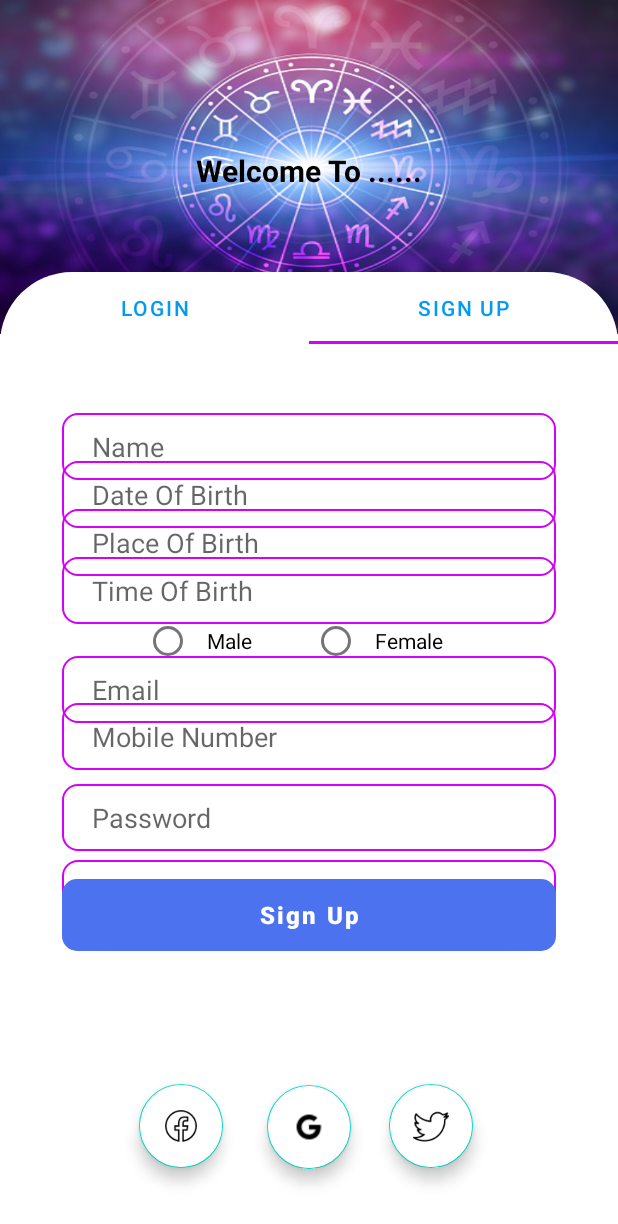
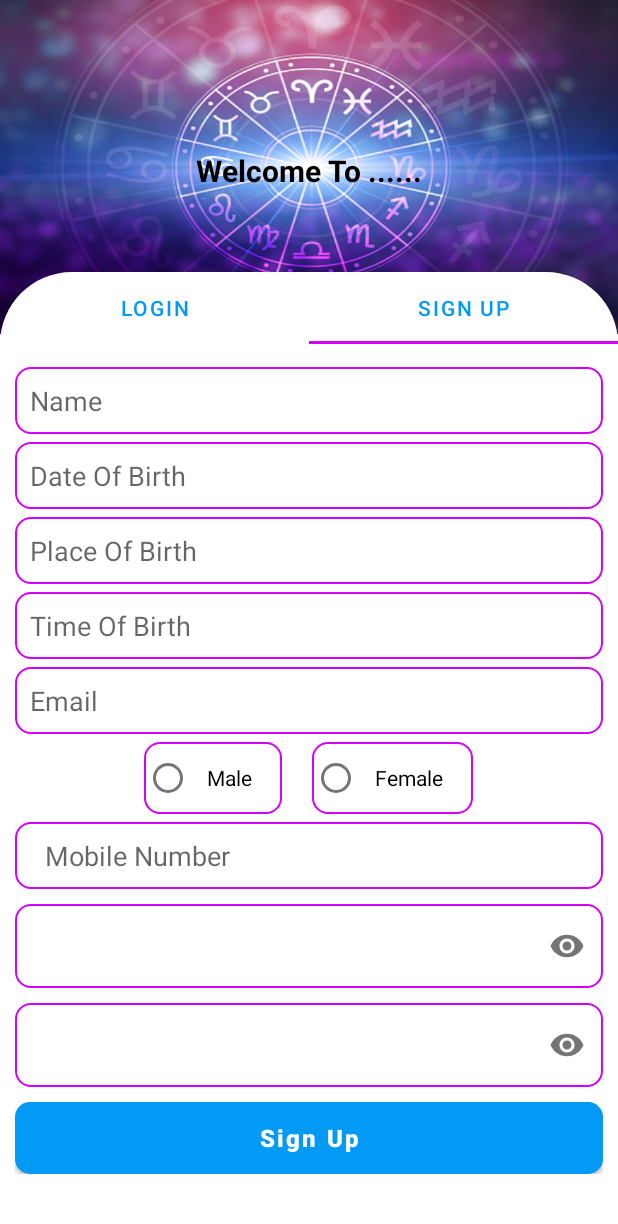
Before and after one commit to apoorvagarg98/Astrology, an Android app: the screen it shows after launch (Loginactivity), tab 2 chosen, on a phone screen of 412 x 824 dp. Shown: the top 1224 px of the screen. Run offline under Robolectric (Android 15) with nearby library versions, the phone set to English and light mode, and no system bars.

Commit message:
Login & Sign Up done

```diff
--- a/app/src/main/java/com/example/astrology/Loginactivity.java
+++ b/app/src/main/java/com/example/astrology/Loginactivity.java
@@ -14,7 +14,6 @@ public class Loginactivity extends AppCompatActivity {
 
     TabLayout tabLayout;
     ViewPager2 viewPager;
-    FloatingActionButton fb,google,twitter;
     private String[] titles = new String[]{"Login","Sign up"};
     float v=0;
 
@@ -25,9 +24,7 @@ public class Loginactivity extends AppCompatActivity {
 
         tabLayout =findViewById(R.id.tab_layout);
         viewPager =findViewById(R.id.view_pager);
-        twitter =findViewById(R.id.fab_twitter);
-        fb =findViewById(R.id.fab_facebook);
-        google =findViewById(R.id.fab_google);
+
 
 
 
@@ -38,19 +35,12 @@ public class Loginactivity extends AppCompatActivity {
         viewPager.setAdapter(adapter);
         new TabLayoutMediator(tabLayout,viewPager,((tab, position) -> tab.setText(titles[position]))).attach();
 
-        fb.setTranslationY(300);
-        google.setTranslationY(300);
-        twitter.setTranslationY(300);
+
         tabLayout.setTranslationY(300);
 
 
-        fb.setAlpha(v);
-        google.setAlpha(v);
-        twitter.setAlpha(v);
+
         tabLayout.setAlpha(v);
-        fb.animate().translationY(0).alpha(1).setDuration(1000).setStartDelay(400).start();
-        google.animate().translationY(0).alpha(1).setDuration(1000).setStartDelay(400).start();
-        twitter.animate().translationY(0).alpha(1).setDuration(1000).setStartDelay(400).start();
         tabLayout.animate().translationY(0).alpha(1).setDuration(1000).setStartDelay(400).start();
     }
 }
--- a/app/src/main/java/com/example/astrology/SignupTabFragment.java
+++ b/app/src/main/java/com/example/astrology/SignupTabFragment.java
@@ -6,42 +6,68 @@ import android.view.View;
 import android.view.ViewGroup;
 import android.widget.Button;
 import android.widget.EditText;
+import android.widget.RadioButton;
+import android.widget.RadioGroup;
 
 import androidx.fragment.app.Fragment;
 
 public class SignupTabFragment extends Fragment {
 
-    EditText emaill,passs,mobilee,confirmpass;
+    EditText name,dateofbirth,placeofbirth,birthtime,emaill,passs,mobilee,confirmpass;
     Button signup;
+    RadioGroup radioGroup;
     float v=0;
 
 
     public View onCreateView(LayoutInflater inflater, ViewGroup container, Bundle savedInstanceState) {
         ViewGroup root = (ViewGroup) inflater.inflate(R.layout.signup_tab_fragment, container,  false);
         emaill =root.findViewById(R.id.emaill);
+        name =root.findViewById(R.id.name);
+        dateofbirth =root.findViewById(R.id.dateofbirth);
+        birthtime =root.findViewById(R.id.birthtime);
         passs =root.findViewById(R.id.passs);
         mobilee =root.findViewById(R.id.mobilee);
         confirmpass = root.findViewById(R.id.confirmpasss);
         signup = root.findViewById(R.id.signup);
+        radioGroup = root.findViewById(R.id.radio);
+        placeofbirth = root.findViewById(R.id.placeofbirth);
 
         emaill.setTranslationY(300);
         passs.setTranslationY(300);
         confirmpass.setTranslationY(300);
         signup.setTranslationY(300);
+        radioGroup.setTranslationY(300);
+        name.setTranslationY(300);
+        dateofbirth.setTranslationY(300);
+        birthtime.setTranslationY(300);
         mobilee.setTranslationY(300);
+        placeofbirth.setTranslationY(300);
+        radioGroup.setTranslationY(300);
 
         emaill.setAlpha(v);
         passs.setAlpha(v);
         confirmpass.setAlpha(v);
         signup.setAlpha(v);
+        radioGroup.setAlpha(v);
+        dateofbirth.setAlpha(v);
+        birthtime.setAlpha(v);
+        name.setAlpha(v);
         mobilee.setAlpha(v);
+        placeofbirth.setAlpha(v);
+        radioGroup.setAlpha(v);
+
+
 
         emaill.animate().translationY(0).alpha(1).setDuration(1000).setStartDelay(400).start();
         passs.animate().translationY(0).alpha(1).setDuration(1000).setStartDelay(400).start();
         confirmpass.animate().translationY(0).alpha(1).setDuration(1000).setStartDelay(400).start();
         signup.animate().translationY(0).alpha(1).setDuration(1000).setStartDelay(400).start();
         mobilee.animate().translationY(0).alpha(1).setDuration(1000).setStartDelay(400).start();
-
+        placeofbirth.animate().translationY(0).alpha(1).setDuration(1000).setStartDelay(400).start();
+        dateofbirth.animate().translationY(0).alpha(1).setDuration(1000).setStartDelay(400).start();
+        birthtime.animate().translationY(0).alpha(1).setDuration(1000).setStartDelay(400).start();
+        radioGroup.animate().translationY(0).alpha(1).setDuration(1000).setStartDelay(400).start();
+        name.animate().translationY(0).alpha(1).setDuration(1000).setStartDelay(400).start();
         return root;
     }
 }
--- /dev/null
+++ b/app/src/main/res/drawable/edit_text_bgrg.xml
@@ -0,0 +1,7 @@
+<?xml version="1.0" encoding="utf-8"?>
+<shape xmlns:android="http://schemas.android.com/apk/res/android">
+ <corners android:radius="10dp" />
+    <corners android:color="#029af4" />
+    <stroke android:width="1.2dp"
+        android:color="#eeff41"/>
+</shape>
--- a/app/src/main/res/layout/activity_loginactivity.xml
+++ b/app/src/main/res/layout/activity_loginactivity.xml
@@ -38,10 +38,11 @@
             android:id="@+id/view_pager"
             android:layout_width="match_parent"
             android:layout_height="0dp"
+            app:layout_constraintHeight_percent="0.91"
             app:layout_constraintVertical_bias="0"
             app:layout_constraintBottom_toBottomOf="parent"
             app:layout_constraintEnd_toEndOf="parent"
-            app:layout_constraintHeight_percent=".7"
+
             app:layout_constraintStart_toStartOf="parent"
             app:layout_constraintTop_toBottomOf="@+id/tab_layout" />
 
@@ -57,45 +58,7 @@
             app:layout_constraintStart_toStartOf="parent"
             app:layout_constraintTop_toTopOf="parent"/>
 
-        <com.google.android.material.floatingactionbutton.FloatingActionButton
-            android:id="@+id/fab_google"
-            android:layout_width="wrap_content"
-            android:layout_height="wrap_content"
-            android:backgroundTint="@color/white"
-            android:src="@drawable/googleee"
-            android:elevation="35dp"
-            app:layout_constraintBottom_toBottomOf="parent"
-            app:layout_constraintEnd_toEndOf="parent"
-            app:layout_constraintStart_toStartOf="parent"
-            app:layout_constraintTop_toBottomOf="@id/view_pager"/>
 
-        <com.google.android.material.floatingactionbutton.FloatingActionButton
-            android:id="@+id/fab_twitter"
-            android:layout_width="wrap_content"
-            android:layout_height="wrap_content"
-            android:backgroundTint="@color/white"
-            android:elevation="35dp"
-            android:src="@drawable/twitter"
-            app:layout_constraintBottom_toBottomOf="parent"
-            app:layout_constraintEnd_toEndOf="parent"
-            app:layout_constraintHorizontal_bias="0.729"
-            app:layout_constraintStart_toStartOf="parent"
-            app:layout_constraintTop_toBottomOf="@id/view_pager"
-            app:layout_constraintVertical_bias="0.492" />
-
-        <com.google.android.material.floatingactionbutton.FloatingActionButton
-            android:id="@+id/fab_facebook"
-            android:layout_width="wrap_content"
-            android:layout_height="wrap_content"
-            android:backgroundTint="@color/white"
-            android:elevation="35dp"
-            android:src="@drawable/facebook"
-            app:layout_constraintBottom_toBottomOf="parent"
-            app:layout_constraintEnd_toEndOf="parent"
-            app:layout_constraintHorizontal_bias="0.261"
-            app:layout_constraintStart_toStartOf="parent"
-            app:layout_constraintTop_toBottomOf="@id/view_pager"
-            app:layout_constraintVertical_bias="0.492" />
 
 
     </androidx.constraintlayout.widget.ConstraintLayout>
--- a/app/src/main/res/layout/login_tab_fragment.xml
+++ b/app/src/main/res/layout/login_tab_fragment.xml
@@ -6,48 +6,86 @@
     android:layout_width="match_parent"
     android:layout_height="match_parent">
 
+
+
+
+    <LinearLayout
+        android:id="@+id/linearLayout"
+        android:layout_width="match_parent"
+        android:layout_height="match_parent"
+        app:layout_constraintHeight_percent=".8"
+        android:gravity="center"
+        android:orientation="vertical"
+        android:padding="10dp"
+        app:layout_constraintTop_toTopOf="parent">
+
+
         <EditText
             android:id="@+id/email"
+            android:layout_width="match_parent"
+            android:layout_height="wrap_content"
             android:background="@drawable/edit_text_bg"
-        android:layout_width="0dp"
-        android:layout_height="wrap_content"
-        app:layout_constraintWidth_percent=".8"
-        app:layout_constraintVertical_bias=".3"
-        app:layout_constraintHorizontal_bias=".5"
             android:hint="Email"
+            android:padding="10dp"
             android:paddingLeft="20dp"
             android:paddingTop="10dp"
             android:paddingBottom="10dp"
             app:layout_constraintBottom_toBottomOf="parent"
             app:layout_constraintEnd_toEndOf="parent"
+            app:layout_constraintHorizontal_bias=".5"
             app:layout_constraintStart_toStartOf="parent"
-        app:layout_constraintTop_toTopOf="parent" />
+            app:layout_constraintTop_toTopOf="parent"
+            app:layout_constraintVertical_bias=".3"
+            app:layout_constraintWidth_percent=".8" />
+
+        <com.google.android.material.textfield.TextInputLayout
+            android:layout_width="match_parent"
+            android:layout_height="wrap_content"
+            app:passwordToggleEnabled="true"
+
+            tools:layout_editor_absoluteX="92dp"
+            tools:layout_editor_absoluteY="248dp">
 
             <EditText
                 android:id="@+id/pass"
-        android:layout_width="0dp"
+                android:layout_width="match_parent"
+                android:layout_height="wrap_content"
+                android:layout_marginTop="10dp"
                 android:background="@drawable/edit_text_bg"
+                android:ems="20"
+                android:hint="Password"
+                android:inputType="textPassword"
+                android:textColor="#090909" />
+
+        </com.google.android.material.textfield.TextInputLayout>
+
+
+        <TextView
+            android:id="@+id/forgetpass"
+            android:layout_width="wrap_content"
             android:layout_height="wrap_content"
-        app:layout_constraintVertical_bias="0"
-        android:hint="Password"
-        android:paddingLeft="20dp"
-        android:paddingTop="10dp"
-        android:paddingBottom="10dp"
-        android:layout_marginTop="20dp"
-        app:layout_constraintHorizontal_bias=".5"
-        app:layout_constraintBottom_toBottomOf="parent"
-        app:layout_constraintEnd_toEndOf="parent"
-        app:layout_constraintStart_toStartOf="parent"
-        app:layout_constraintTop_toBottomOf="@+id/email"
-        app:layout_constraintWidth_percent=".8" />
+            android:layout_gravity="center"
+            android:gravity="right"
+            android:padding="10dp"
+            android:text="Forgot Password?"
+            android:textColor="#0E0E0E"
+            app:layout_constraintBottom_toTopOf="@+id/login"
+            app:layout_constraintEnd_toEndOf="@+id/login"
+            app:layout_constraintHorizontal_bias="1"
+            app:layout_constraintStart_toStartOf="@+id/login"
+            app:layout_constraintTop_toBottomOf="@+id/pass"
+            app:layout_constraintVertical_bias="0" />
+
 
         <Button
             android:id="@+id/login"
-        android:layout_width="0dp"
+            android:layout_width="match_parent"
             android:layout_height="wrap_content"
             android:layout_gravity="center"
+            android:layout_margin="10dp"
             android:background="@drawable/box"
             android:gravity="center"
+            android:padding="10dp"
             android:singleLine="true"
             android:text="Log In"
             android:textAllCaps="false"
@@ -62,20 +100,6 @@
             app:layout_constraintVertical_bias=".7"
             app:layout_constraintWidth_percent=".8" />
 
-    <TextView
-        android:id="@+id/forgetpass"
-        android:layout_width="wrap_content"
-        android:layout_height="wrap_content"
-        android:text="Forgot Password?"
-        android:textColor="#0E0E0E"
-        app:layout_constraintVertical_bias="0"
-        app:layout_constraintHorizontal_bias="1"
-        android:layout_marginTop="5dp"
-        android:layout_marginRight="5dp"
-        app:layout_constraintBottom_toBottomOf="parent"
-        app:layout_constraintEnd_toEndOf="@+id/pass"
-        app:layout_constraintStart_toStartOf="parent"
-        app:layout_constraintTop_toBottomOf="@id/pass"/>
 
-
+    </LinearLayout>
 </androidx.constraintlayout.widget.ConstraintLayout>
--- a/app/src/main/res/layout/signup_tab_fragment.xml
+++ b/app/src/main/res/layout/signup_tab_fragment.xml
@@ -1,113 +1,127 @@
 <?xml version="1.0" encoding="utf-8"?>
-<androidx.constraintlayout.widget.ConstraintLayout
+<ScrollView
     xmlns:android="http://schemas.android.com/apk/res/android"
     xmlns:app="http://schemas.android.com/apk/res-auto"
     xmlns:tools="http://schemas.android.com/tools"
+    android:layout_width="fill_parent"
+    android:layout_height="fill_parent">
+
+<LinearLayout
     android:layout_width="match_parent"
-    android:layout_height="match_parent">
-
+    android:layout_height="match_parent"
+    android:padding="10dp"
+    android:orientation="vertical" >
 
     <EditText
         android:id="@+id/name"
-        android:layout_width="0dp"
+        android:layout_width="match_parent"
         android:layout_height="wrap_content"
         android:background="@drawable/edit_text_bg"
         android:hint="Name"
-        android:paddingLeft="20dp"
+        android:layout_marginTop="5dp"
+        android:paddingLeft="10dp"
         android:paddingTop="10dp"
         android:paddingBottom="10dp"
         app:layout_constraintBottom_toBottomOf="parent"
         app:layout_constraintEnd_toEndOf="parent"
         app:layout_constraintStart_toStartOf="parent"
         app:layout_constraintTop_toTopOf="parent"
-        app:layout_constraintVertical_bias="0.114"
+        app:layout_constraintVertical_bias="0.040"
         app:layout_constraintWidth_percent=".8" />
 
     <EditText
-        android:id="@+id/emaill"
-        android:layout_width="0dp"
+        android:id="@+id/dateofbirth"
+        android:layout_width="match_parent"
+        android:layout_marginTop="5dp"
         android:layout_height="wrap_content"
         android:background="@drawable/edit_text_bg"
-        android:hint="Email"
-        android:paddingLeft="20dp"
+        android:hint="Date Of Birth"
+        android:paddingLeft="10dp"
         android:paddingTop="10dp"
         android:paddingBottom="10dp"
         app:layout_constraintBottom_toBottomOf="parent"
         app:layout_constraintEnd_toEndOf="parent"
         app:layout_constraintStart_toStartOf="parent"
         app:layout_constraintTop_toTopOf="parent"
-        app:layout_constraintVertical_bias="0.513"
+        app:layout_constraintVertical_bias="0.120"
         app:layout_constraintWidth_percent=".8" />
 
     <EditText
-        android:id="@+id/dateofbirth"
-        android:layout_width="0dp"
+        android:id="@+id/placeofbirth"
+        android:layout_width="match_parent"
         android:layout_height="wrap_content"
         android:background="@drawable/edit_text_bg"
-        android:hint="Date Of Birth"
-        android:paddingLeft="20dp"
+        android:hint="Place Of Birth"
+        android:paddingLeft="10dp"
+        android:layout_marginTop="5dp"
         android:paddingTop="10dp"
         android:paddingBottom="10dp"
         app:layout_constraintBottom_toBottomOf="parent"
         app:layout_constraintEnd_toEndOf="parent"
         app:layout_constraintStart_toStartOf="parent"
         app:layout_constraintTop_toTopOf="parent"
-        app:layout_constraintVertical_bias="0.193"
+        app:layout_constraintVertical_bias="0.180"
         app:layout_constraintWidth_percent=".8" />
 
     <EditText
-        android:id="@+id/placeofbirth"
-        android:layout_width="0dp"
+        android:id="@+id/birthtime"
+        android:layout_width="match_parent"
         android:layout_height="wrap_content"
         android:background="@drawable/edit_text_bg"
-        android:hint="Place Of Birth"
-        android:paddingLeft="20dp"
+        android:hint="Time Of Birth"
+        android:paddingLeft="10dp"
         android:paddingTop="10dp"
         android:paddingBottom="10dp"
+        android:layout_marginTop="5dp"
         app:layout_constraintBottom_toBottomOf="parent"
         app:layout_constraintEnd_toEndOf="parent"
         app:layout_constraintStart_toStartOf="parent"
         app:layout_constraintTop_toTopOf="parent"
-        app:layout_constraintVertical_bias="0.272"
+        app:layout_constraintVertical_bias="0.260"
         app:layout_constraintWidth_percent=".8" />
 
     <EditText
-        android:id="@+id/birthtime"
-        android:layout_width="0dp"
+        android:id="@+id/emaill"
+        android:layout_width="match_parent"
         android:layout_height="wrap_content"
         android:background="@drawable/edit_text_bg"
-        android:hint="Time Of Birth"
-        android:paddingLeft="20dp"
+        android:hint="Email"
+        android:paddingLeft="10dp"
         android:paddingTop="10dp"
         android:paddingBottom="10dp"
+        android:layout_marginTop="5dp"
         app:layout_constraintBottom_toBottomOf="parent"
         app:layout_constraintEnd_toEndOf="parent"
         app:layout_constraintStart_toStartOf="parent"
         app:layout_constraintTop_toTopOf="parent"
-        app:layout_constraintVertical_bias="0.35"
+        app:layout_constraintVertical_bias="0.486"
         app:layout_constraintWidth_percent=".8" />
 
+
+
     <RadioGroup
-        android:layout_width="0dp"
+        android:id="@+id/radio"
+        android:layout_width="match_parent"
         android:layout_height="wrap_content"
         android:gravity="center"
+        android:layout_marginTop="5dp"
         android:orientation="horizontal"
         app:layout_constraintBottom_toBottomOf="parent"
         app:layout_constraintEnd_toEndOf="parent"
         app:layout_constraintHorizontal_bias="0.0"
         app:layout_constraintStart_toStartOf="parent"
         app:layout_constraintTop_toTopOf="parent"
-        app:layout_constraintVertical_bias="0.429">
+        app:layout_constraintVertical_bias="0.345">
 
         <RadioButton
             android:layout_width="wrap_content"
             android:layout_height="wrap_content"
+            android:layout_marginLeft="10dp"
+            android:layout_marginRight="10dp"
+            android:background="@drawable/edit_text_bg"
             android:onClick="checkbutton"
             android:paddingLeft="10dp"
-            android:layout_marginLeft="10dp"
-            android:layout_marginRight="10dp"
             android:paddingRight="20dp"
-
             android:text="Male">
 
 
@@ -117,10 +131,12 @@
         <RadioButton
             android:layout_width="wrap_content"
             android:layout_height="wrap_content"
+            android:layout_marginLeft="10dp"
+            android:layout_marginRight="10dp"
+            android:background="@drawable/edit_text_bg"
             android:onClick="checkbutton"
             android:paddingLeft="10dp"
             android:paddingRight="20dp"
-            android:layout_margin="10dp"
             android:text="Female">
 
         </RadioButton>
@@ -130,10 +146,11 @@
 
     <EditText
         android:id="@+id/mobilee"
-        android:layout_width="0dp"
+        android:layout_width="match_parent"
         android:layout_height="wrap_content"
         android:background="@drawable/edit_text_bg"
         android:hint="Mobile Number"
+        android:layout_marginTop="5dp"
         android:paddingLeft="20dp"
         android:paddingTop="10dp"
         android:paddingBottom="10dp"
@@ -141,48 +158,56 @@
         app:layout_constraintEnd_toEndOf="parent"
         app:layout_constraintStart_toStartOf="parent"
         app:layout_constraintTop_toTopOf="parent"
-        app:layout_constraintVertical_bias="0.59"
+        app:layout_constraintVertical_bias="0.57"
         app:layout_constraintWidth_percent=".8" />
+    <com.google.android.material.textfield.TextInputLayout
+        android:layout_width="match_parent"
+        android:layout_height="wrap_content"
+        app:passwordToggleEnabled="true"
 
+        tools:layout_editor_absoluteX="92dp"
+        tools:layout_editor_absoluteY="248dp">
     <EditText
         android:id="@+id/passs"
-        android:layout_width="0dp"
+        android:layout_width="match_parent"
         android:layout_height="wrap_content"
+        android:layout_marginTop="10dp"
         android:background="@drawable/edit_text_bg"
+        android:ems="20"
         android:hint="Password"
-        android:paddingLeft="20dp"
-        android:paddingTop="10dp"
-        android:paddingBottom="10dp"
-        app:layout_constraintBottom_toBottomOf="parent"
-        app:layout_constraintEnd_toEndOf="parent"
-        app:layout_constraintStart_toStartOf="parent"
-        app:layout_constraintTop_toBottomOf="@+id/mobilee"
-        app:layout_constraintVertical_bias="0.075"
-        app:layout_constraintWidth_percent=".8" />
+        android:inputType="textPassword"
+        android:textColor="#090909" />
+    </com.google.android.material.textfield.TextInputLayout>
 
+
+    <com.google.android.material.textfield.TextInputLayout
+        android:layout_width="match_parent"
+        android:layout_height="wrap_content"
+        app:passwordToggleEnabled="true"
+
+        tools:layout_editor_absoluteX="92dp"
+        tools:layout_editor_absoluteY="248dp">
     <EditText
         android:id="@+id/confirmpasss"
-        android:layout_width="0dp"
+        android:layout_width="match_parent"
         android:layout_height="wrap_content"
+        android:layout_marginTop="10dp"
         android:background="@drawable/edit_text_bg"
+        android:ems="20"
         android:hint="Confirm Password"
-        android:paddingLeft="20dp"
-        android:paddingTop="10dp"
-        android:paddingBottom="10dp"
-        app:layout_constraintBottom_toBottomOf="parent"
-        app:layout_constraintEnd_toEndOf="parent"
-        app:layout_constraintStart_toStartOf="parent"
-        app:layout_constraintTop_toBottomOf="@+id/passs"
-        app:layout_constraintVertical_bias="0.089"
-        app:layout_constraintWidth_percent=".8" />
+        android:inputType="textPassword"
+        android:textColor="#090909" />
+
+    </com.google.android.material.textfield.TextInputLayout>
 
     <Button
         android:id="@+id/signup"
-        android:layout_width="0dp"
+        android:layout_width="match_parent"
         android:layout_height="wrap_content"
         android:layout_gravity="center"
         android:background="@drawable/box"
         android:gravity="center"
+        android:layout_marginTop="10dp"
         android:singleLine="true"
 
         android:text="Sign Up"
@@ -192,12 +217,12 @@
         android:textSize="16dp"
         android:textStyle="bold"
         android:visibility="visible"
-        app:backgroundTint="#4C72F0"
+        app:backgroundTint="#029af4"
         app:layout_constraintBottom_toBottomOf="parent"
         app:layout_constraintEnd_toEndOf="parent"
         app:layout_constraintStart_toStartOf="parent"
         app:layout_constraintTop_toTopOf="parent"
-        app:layout_constraintVertical_bias="0.887"
+        app:layout_constraintVertical_bias="0.918"
         app:layout_constraintWidth_percent=".8" />
-
-</androidx.constraintlayout.widget.ConstraintLayout>
+</LinearLayout>
+</ScrollView>
```
Also changed, not shown: app/src/main/res/drawable/photo.jpg (added). Lines whose indentation alone changed are shown as unchanged.
